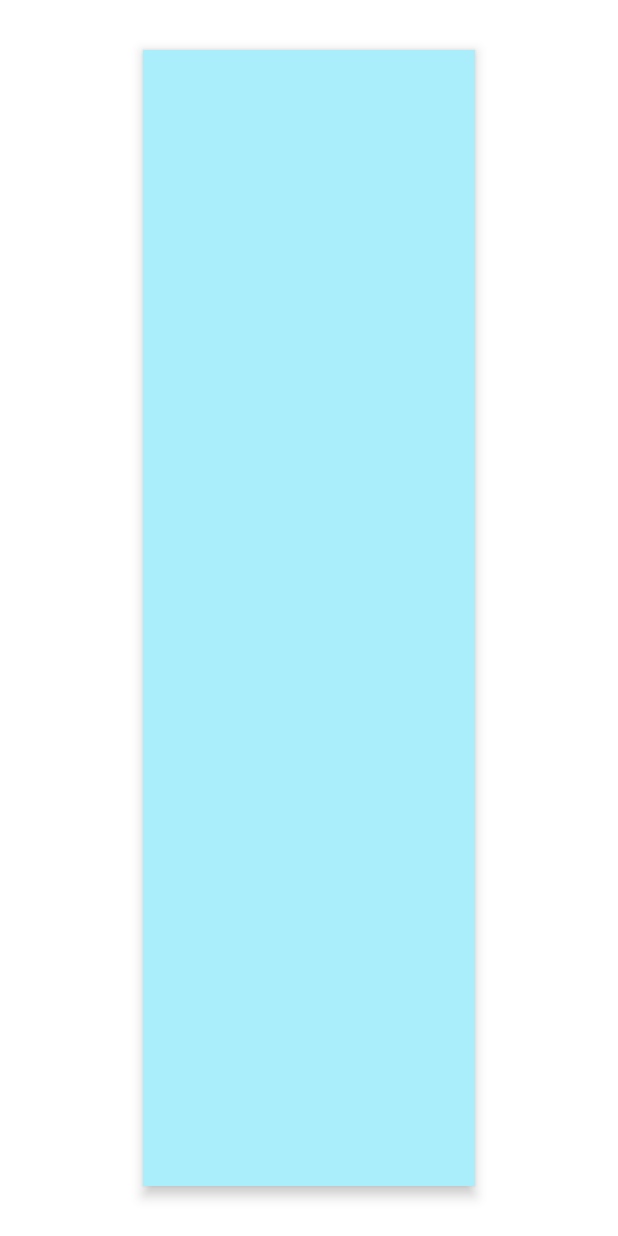
After one commit to Model-Student/model-student, an Android app: the layout fragment_housework.xml on its own in the app's theme, with its tools: preview values and no code run, on a phone screen of 412 x 824 dp. The commit adds this screen. Run offline under Robolectric (Android 15) with nearby library versions, the phone set to English and light mode, and no system bars.

Commit message:
메인화면 캐러셀 구조구현 / 스테이터스바 글씨색 변경 / 이슈 없음

```diff
--- a/app/build.gradle
+++ b/app/build.gradle
@@ -31,6 +31,7 @@ dependencies {
     implementation 'androidx.appcompat:appcompat:1.4.2'
     implementation 'com.google.android.material:material:1.6.1'
     implementation 'androidx.constraintlayout:constraintlayout:2.1.4'
+    implementation 'androidx.viewpager2:viewpager2:1.0.0'
     testImplementation 'junit:junit:4.13.2'
     androidTestImplementation 'androidx.test.ext:junit:1.1.3'
     androidTestImplementation 'androidx.test.espresso:espresso-core:3.4.0'
--- /dev/null
+++ b/app/src/main/res/layout/fragment_housework.xml
@@ -0,0 +1,18 @@
+<?xml version="1.0" encoding="utf-8"?>
+<LinearLayout xmlns:android="http://schemas.android.com/apk/res/android"
+    android:layout_width="match_parent"
+    android:layout_height="match_parent"
+    android:gravity="center">
+    <RelativeLayout
+        android:layout_width="match_parent"
+        android:layout_marginLeft="@dimen/pageMarginAndOffset"
+        android:layout_marginRight="@dimen/pageMarginAndOffset"
+        android:layout_height="match_parent"
+        android:layout_marginTop="33dp"
+        android:layout_marginBottom="33dp"
+        android:orientation="vertical"
+        android:background="#A9EEFA"
+        android:elevation="5dp">
+
+    </RelativeLayout>
+</LinearLayout>
--- /dev/null
+++ b/app/src/main/res/values-night-v23/themes.xml
@@ -0,0 +1,20 @@
+<?xml version="1.0" encoding="utf-8"?>
+<resources xmlns:tools="http://schemas.android.com/tools">
+
+    <style name="Theme.ModelStudent" parent="Theme.MaterialComponents.DayNight.DarkActionBar">
+        <!-- Primary brand color. -->
+        <item name="colorPrimary">@color/purple_200</item>
+        <item name="colorPrimaryVariant">@color/purple_700</item>
+        <item name="colorOnPrimary">@color/black</item>
+        <!-- Secondary brand color. -->
+        <item name="colorSecondary">@color/teal_200</item>
+        <item name="colorSecondaryVariant">@color/teal_200</item>
+        <item name="colorOnSecondary">@color/black</item>
+        <!-- Status bar color. -->
+        <item name="android:statusBarColor" tools:targetApi="l">@color/white</item>
+        <item name="android:windowLightStatusBar">true</item>
+        <!-- Customize your theme here. -->
+        <item name="windowNoTitle">true</item>
+        <item name="windowActionBar">false</item>
+    </style>
+</resources>
--- /dev/null
+++ b/app/src/main/res/values-v23/themes.xml
@@ -0,0 +1,19 @@
+<?xml version="1.0" encoding="utf-8"?>
+<resources xmlns:tools="http://schemas.android.com/tools">
+    <style name="Theme.ModelStudent" parent="Theme.MaterialComponents.DayNight.DarkActionBar">
+        <!-- Primary brand color. -->
+        <item name="colorPrimary">@color/purple_500</item>
+        <item name="colorPrimaryVariant">@color/purple_700</item>
+        <item name="colorOnPrimary">@color/white</item>
+        <!-- Secondary brand color. -->
+        <item name="colorSecondary">@color/teal_200</item>
+        <item name="colorSecondaryVariant">@color/teal_700</item>
+        <item name="colorOnSecondary">@color/black</item>
+        <!-- Status bar color. -->
+        <item name="android:statusBarColor" tools:targetApi="l">@color/white</item>
+        <item name="android:windowLightStatusBar">true</item>
+        <!-- Customize your theme here. -->
+        <item name="windowNoTitle">true</item>
+        <item name="windowActionBar">false</item>
+    </style>
+</resources>
--- /dev/null
+++ b/app/src/main/res/values/dimens.xml
@@ -0,0 +1,6 @@
+<?xml version="1.0" encoding="utf-8"?>
+<resources>
+    <dimen name="pageMargin">85dp</dimen>
+    <dimen name="offset">38dp</dimen>
+    <dimen name="pageMarginAndOffset">95dp</dimen>
+</resources>
--- a/app/src/main/res/values/themes.xml
+++ b/app/src/main/res/values/themes.xml
@@ -11,6 +11,7 @@
         <item name="colorOnSecondary">@color/black</item>
         <!-- Status bar color. -->
         <item name="android:statusBarColor" tools:targetApi="l">@color/white</item>
+        <item name="android:windowLightStatusBar">true</item>
         <!-- Customize your theme here. -->
         <item name="windowNoTitle">true</item>
         <item name="windowActionBar">false</item>
```
Also changed, not shown: app/src/main/java/com/tnedutsledom/modelstudent/CarouselAdapter.java (added, +33 -0 lines), app/src/main/java/com/tnedutsledom/modelstudent/MainActivity.java (+82 -4 lines), app/src/main/java/com/tnedutsledom/modelstudent/carouselitem/FragmentChatLog.java (added, +21 -0 lines), app/src/main/java/com/tnedutsledom/modelstudent/carouselitem/FragmentHouseWork.java (added, +21 -0 lines), app/src/main/java/com/tnedutsledom/modelstudent/carouselitem/FragmentLastTime.java (added, +21 -0 lines), app/src/main/res/drawable-v24/ic_help_fill.xml (added, +10 -0 lines), app/src/main/res/drawable-v24/ic_help_not_fill.xml (added, +10 -0 lines), app/src/main/res/drawable-v24/ic_home_fill.xml (added, +10 -0 lines), app/src/main/res/drawable-v24/ic_home_not_fill.xml (added, +10 -0 lines), app/src/main/res/drawable-v24/ic_settings_fill.xml (added, +10 -0 lines), app/src/main/res/drawable-v24/ic_settings_not_fill.xml (added, +10 -0 lines), app/src/main/res/layout/activity_main.xml (+37 -34 lines), app/src/main/res/layout/fragment_chatlog.xml (added, +17 -0 lines), app/src/main/res/layout/fragment_lasttime.xml (added, +17 -0 lines).
